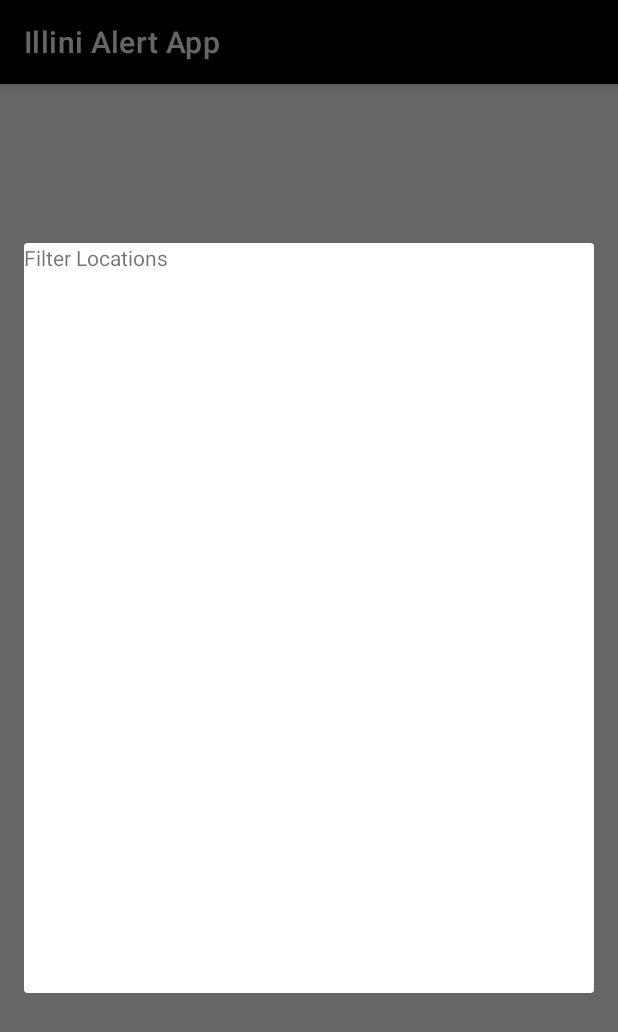
After one commit to elliechang144/cs465-project, an Android app built with Jetpack Compose: the fragment MapFilterFragment placed in its activity, on a phone screen of 412 x 824 dp. The commit adds this screen. Shown: the top 1032 px of the screen. Run offline under Robolectric (Android 15) with nearby library versions, the phone set to English and light mode, and no system bars; 4 statements that could not run were skipped.

Commit message:
added filter button

```diff
--- a/app/build.gradle.kts
+++ b/app/build.gradle.kts
@@ -58,6 +58,9 @@ dependencies {
     implementation("androidx.compose.ui:ui-graphics")
     implementation("androidx.compose.ui:ui-tooling-preview")
     implementation("androidx.compose.material3:material3")
+    implementation("androidx.preference:preference:1.2.0")
+    implementation(platform("androidx.compose:compose-bom:2023.03.00"))
+    implementation(platform("androidx.compose:compose-bom:2023.03.00"))
     testImplementation("junit:junit:4.13.2")
     androidTestImplementation("androidx.test.ext:junit:1.1.5")
     androidTestImplementation("androidx.test.espresso:espresso-core:3.5.1")
@@ -65,6 +68,8 @@ dependencies {
     implementation("com.google.android.gms:play-services-maps:18.2.0")
     androidTestImplementation(platform("androidx.compose:compose-bom:2023.03.00"))
     androidTestImplementation("androidx.compose.ui:ui-test-junit4")
+    androidTestImplementation(platform("androidx.compose:compose-bom:2023.03.00"))
+    androidTestImplementation(platform("androidx.compose:compose-bom:2023.03.00"))
     debugImplementation("androidx.compose.ui:ui-tooling")
     debugImplementation("androidx.compose.ui:ui-test-manifest")
 }
--- /dev/null
+++ b/app/src/main/java/com/example/illinialertapp/MapFilterFragment.java
@@ -0,0 +1,26 @@
+package com.example.illinialertapp;
+
+import androidx.fragment.app.DialogFragment;
+import android.os.Bundle;
+
+import android.view.LayoutInflater;
+import android.view.View;
+import android.view.ViewGroup;
+
+public class MapFilterFragment extends DialogFragment {
+    @Override
+    public void onCreate(Bundle savedInstanceState) {
+        super.onCreate(savedInstanceState);
+    }
+
+    @Override
+    public View onCreateView(LayoutInflater inflater, ViewGroup container,
+                             Bundle savedInstanceState) {
+        return inflater.inflate(R.layout.fragment_map_filter, container, false);
+    }
+
+    @Override
+    public void onStart() {
+        super.onStart();
+    }
+}
--- a/app/src/main/res/drawable/baseline_filter_list_24.xml
+++ b/app/src/main/res/drawable/baseline_filter_list_24.xml
@@ -1,5 +1,9 @@
-<vector android:height="24dp" android:tint="#0C0C0C"
+<vector android:height="24dp"
+
     android:viewportHeight="24" android:viewportWidth="24"
     android:width="24dp" xmlns:android="http://schemas.android.com/apk/res/android">
     <path android:fillColor="@android:color/white" android:pathData="M10,18h4v-2h-4v2zM3,6v2h18L21,6L3,6zM6,13h12v-2L6,11v2z"/>
 </vector>
+
+
+<!--    android:tint="#0C0C0C"-->
--- /dev/null
+++ b/app/src/main/res/layout/fragment_map_filter.xml
@@ -0,0 +1,13 @@
+<?xml version="1.0" encoding="utf-8"?>
+<FrameLayout xmlns:android="http://schemas.android.com/apk/res/android"
+    xmlns:tools="http://schemas.android.com/tools"
+    android:layout_width="match_parent"
+    android:layout_height="match_parent"
+    tools:context=".MapFilterFragment">
+
+    <TextView
+        android:layout_width="1000dp"
+        android:layout_height="500dp"
+        android:text="Filter Locations" />
+
+</FrameLayout>
```
Also changed, not shown: app/src/main/AndroidManifest.xml (+8 -4 lines), app/src/main/java/com/example/illinialertapp/MapFragment.java (+11 -33 lines), app/src/main/java/com/example/illinialertapp/ui/theme/Color.kt (added, +11 -0 lines), app/src/main/java/com/example/illinialertapp/ui/theme/Theme.kt (added, +70 -0 lines), app/src/main/java/com/example/illinialertapp/ui/theme/Type.kt (added, +34 -0 lines), app/src/main/res/layout/fragment_map.xml (+42 -5 lines), app/src/main/res/values/arrays.xml (added, +12 -0 lines), app/src/main/res/values/strings.xml (+15 -0 lines), app/src/main/res/xml/root_preferences.xml (added, +35 -0 lines).
